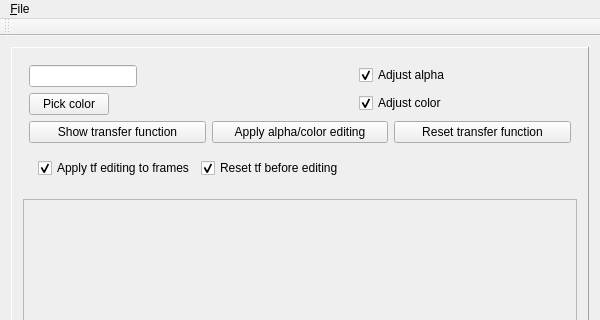
First picture: the form in QtCuda/mainwindow.ui, repository luosz/cuda-visibility, before the edit; both pictures show x 0 to 600 and y 0 to 320 of the 600 by 1000 pixel window.
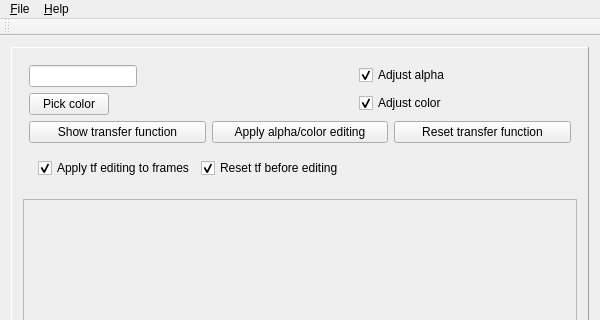
Second picture: the form after the edit.

What changed in the file:
```diff
--- a/QtCuda/mainwindow.ui
+++ b/QtCuda/mainwindow.ui
@@ -212,7 +212,14 @@
     <addaction name="action_Open"/>
     <addaction name="action_Exit"/>
    </widget>
+   <widget class="QMenu" name="menu_Help">
+    <property name="title">
+     <string>&amp;Help</string>
+    </property>
+    <addaction name="action_About"/>
+   </widget>
    <addaction name="menu_File"/>
+   <addaction name="menu_Help"/>
   </widget>
   <widget class="QToolBar" name="mainToolBar">
    <attribute name="toolBarArea">
```
Left out of the diff: 5 changed lines with no effect on the pictures.
